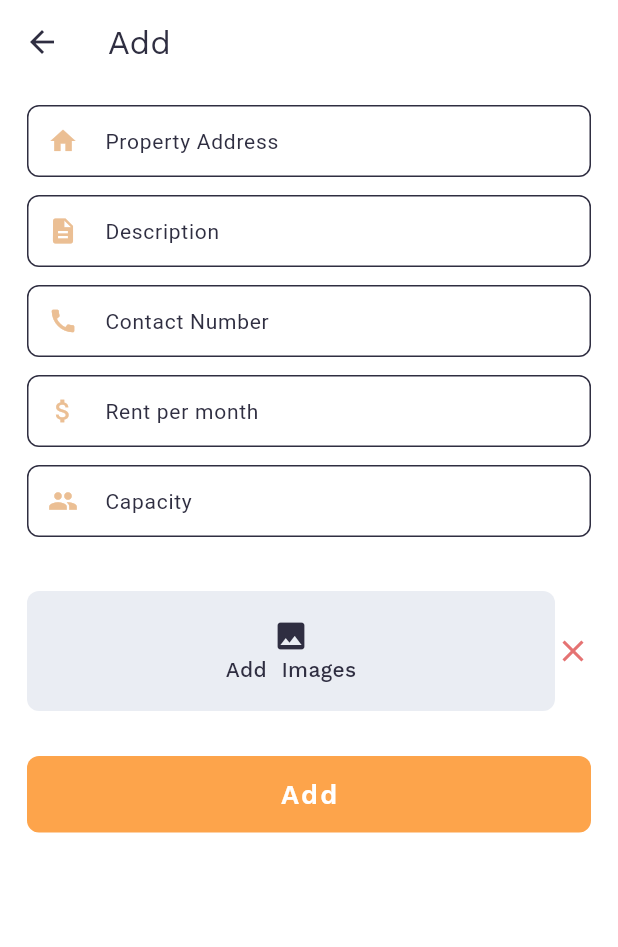
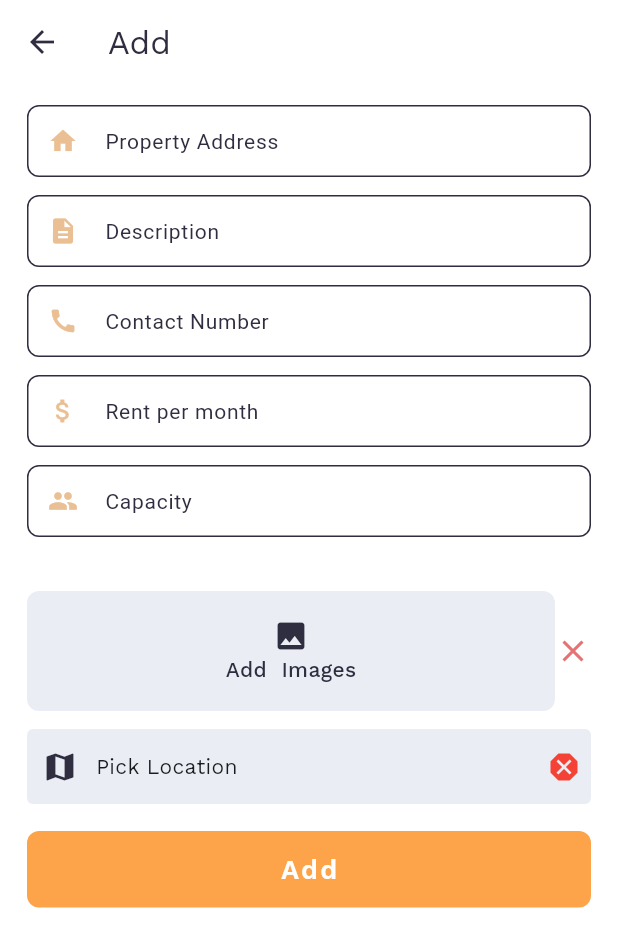
Before and after one commit to Bilalsaeed78/New-Journey-App, a Flutter app: the AddPropertyScreen screen opened directly with empty values, on a phone screen of 412 x 824 dp. Shown: the top 947 px of the screen. Run offline on Flutter 3.47's test engine with Material 3 defaults, Android fonts, the phone set to English and light mode, and no system bars; our stand-ins replace flutter_svg, get, get_storage, image_picker; missing offline and left inert: multi_image_picker_view; accounts and stored records are empty.

Commit message:
Added Location API.

```diff
--- a/client/lib/controllers/property_controller.dart
+++ b/client/lib/controllers/property_controller.dart
@@ -17,6 +17,9 @@ class PropertyController extends GetxController with LocalStorage {
   var wifiAvailable = false;
   var acAvailable = false;
   RxBool isImagePicked = false.obs;
+  RxBool isLocationPicked = false.obs;
+
+  RxList<double> location = <double>[].obs;
 
   void clearFields() {
     overviewController.clear();
@@ -31,6 +34,7 @@ class PropertyController extends GetxController with LocalStorage {
     wifiAvailable = false;
     acAvailable = false;
     isImagePicked.value = false;
+    isLocationPicked.value = false;
   }
 
   Rx<bool> isLoading = false.obs;
--- a/client/lib/views/add_property_screen.dart
+++ b/client/lib/views/add_property_screen.dart
@@ -3,6 +3,7 @@ import 'package:get/get.dart';
 import 'package:new_journey_app/constants/themes/app_colors.dart';
 import 'package:new_journey_app/controllers/property_controller.dart';
 import 'package:new_journey_app/views/images_viewer_screen.dart';
+import 'package:new_journey_app/views/search_location_screen.dart';
 import 'package:new_journey_app/widgets/custom_text.dart';
 import 'package:new_journey_app/widgets/custom_text_form_field.dart';
 
@@ -400,7 +401,44 @@ class AddPropertyScreen extends StatelessWidget {
               const SizedBox(
                 height: SizeManager.sizeM,
               ),
-              // Location Picker
+              InkWell(
+                onTap: () {
+                  Get.to(SearchLocationScreen(
+                    propertyController: propertyController,
+                  ));
+                },
+                child: Container(
+                  width: double.infinity,
+                  height: 50,
+                  decoration: BoxDecoration(
+                    color: AppColors.propertContainer,
+                    borderRadius: BorderRadius.circular(4),
+                  ),
+                  child: Row(
+                    children: [
+                      const SizedBox(
+                        width: 10,
+                      ),
+                      const Icon(Icons.map, color: AppColors.secondary),
+                      const SizedBox(
+                        width: 12,
+                      ),
+                      Txt(
+                        text: propertyController.isLocationPicked.value
+                            ? 'Location Picked'
+                            : 'Pick Location',
+                      ),
+                      const Spacer(),
+                      Obx(() => propertyController.isLocationPicked.value
+                          ? const Icon(Icons.check_box, color: Colors.green)
+                          : const Icon(Icons.dangerous, color: Colors.red)),
+                      const SizedBox(
+                        width: 6,
+                      ),
+                    ],
+                  ),
+                ),
+              ),
               const SizedBox(
                 height: SizeManager.sizeL,
               ),
@@ -421,7 +459,7 @@ class AddPropertyScreen extends StatelessWidget {
                 buttonType: ButtonType.loading,
               ),
               const SizedBox(
-                height: 14,
+                height: SizeManager.sizeXL,
               ),
             ],
           ),
```
Also changed, not shown: client/lib/models/place_autocomplete_response.dart (added, +30 -0 lines), client/lib/views/search_location_screen.dart (+130 -158 lines), client/lib/widgets/location_tile.dart (added, +43 -0 lines).
